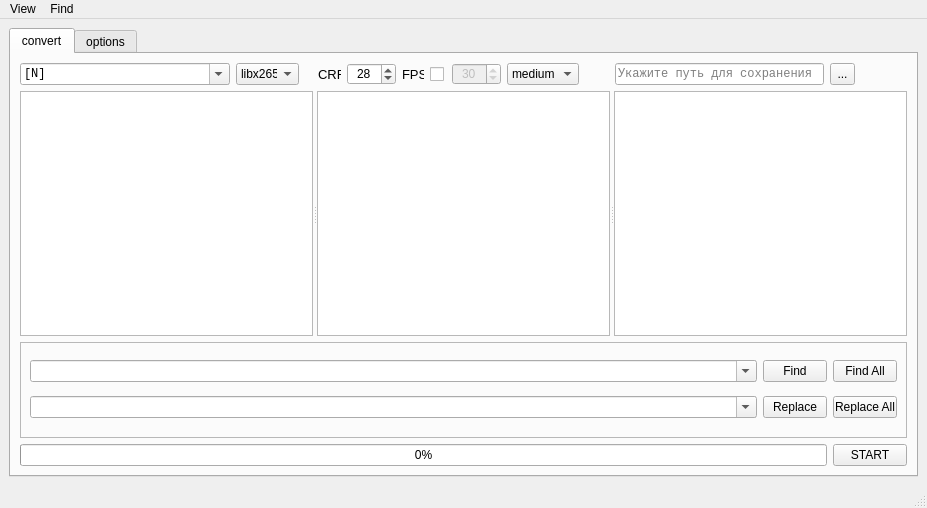
Before: the Qt Designer form interface/main_window.ui in MNEEQ/uconvert, drawn with Qt 5.
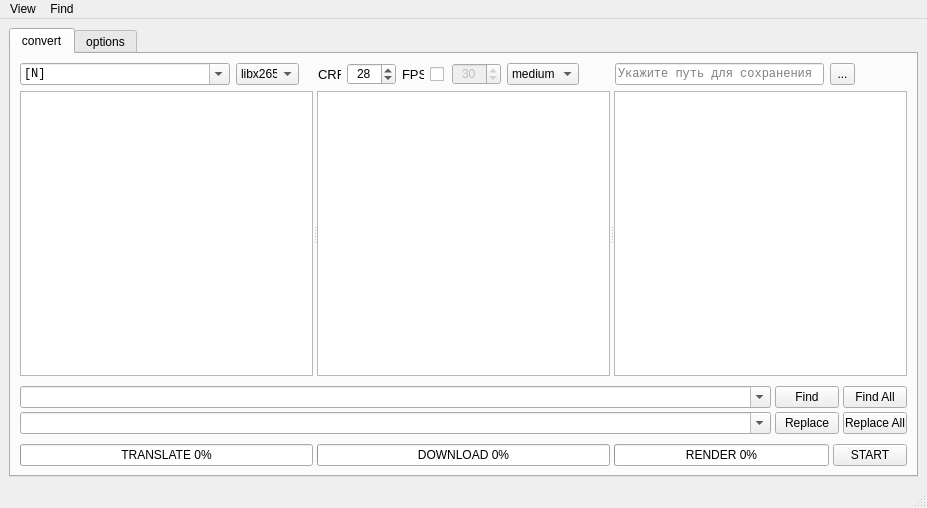
After: the same form once the commit is applied. Icons and pictures are not drawn. Custom widgets are drawn as their Qt base class.

Commit message: Add progressBar_download, progressBar_translate.

The edit to the form file:
```diff
--- a/interface/main_window.ui
+++ b/interface/main_window.ui
@@ -47,52 +47,6 @@
         <string>convert</string>
        </attribute>
        <layout class="QGridLayout" name="gridLayout_2">
-        <item row="1" column="0" colspan="2">
-         <widget class="QSplitter" name="splitter">
-          <property name="sizePolicy">
-           <sizepolicy hsizetype="Expanding" vsizetype="Expanding">
-            <horstretch>0</horstretch>
-            <verstretch>0</verstretch>
-           </sizepolicy>
-          </property>
-          <property name="orientation">
-           <enum>Qt::Horizontal</enum>
-          </property>
-          <widget class="NumberedTextEdit" name="textEdit1">
-           <property name="font">
-            <font>
-             <family>Consolas</family>
-            </font>
-           </property>
-           <property name="styleSheet">
-            <string notr="true"/>
-           </property>
-          </widget>
-          <widget class="NumberedTextEdit" name="textEdit2">
-           <property name="enabled">
-            <bool>true</bool>
-           </property>
-           <property name="font">
-            <font>
-             <family>Consolas</family>
-            </font>
-           </property>
-           <property name="styleSheet">
-            <string notr="true"/>
-           </property>
-          </widget>
-          <widget class="NumberedTextEdit" name="textEdit3">
-           <property name="font">
-            <font>
-             <family>Consolas</family>
-            </font>
-           </property>
-           <property name="styleSheet">
-            <string notr="true"/>
-           </property>
-          </widget>
-         </widget>
-        </item>
         <item row="0" column="0" colspan="2">
          <layout class="QGridLayout" name="gridLayout_4">
           <property name="spacing">
@@ -553,7 +507,64 @@
           </item>
          </layout>
         </item>
-        <item row="3" column="0">
+        <item row="3" column="0" colspan="2">
+         <layout class="QGridLayout" name="gridLayout_6">
+          <property name="topMargin">
+           <number>0</number>
+          </property>
+          <property name="horizontalSpacing">
+           <number>4</number>
+          </property>
+          <property name="verticalSpacing">
+           <number>6</number>
+          </property>
+          <item row="1" column="1">
+           <widget class="QProgressBar" name="progressBar_download">
+            <property name="maximumSize">
+             <size>
+              <width>16777215</width>
+              <height>22</height>
+             </size>
+            </property>
+            <property name="value">
+             <number>0</number>
+            </property>
+            <property name="alignment">
+             <set>Qt::AlignCenter</set>
+            </property>
+            <property name="format">
+             <string>DOWNLOAD %p%</string>
+            </property>
+           </widget>
+          </item>
+          <item row="1" column="0">
+           <widget class="QProgressBar" name="progressBar_translate">
+            <property name="maximumSize">
+             <size>
+              <width>16777215</width>
+              <height>22</height>
+             </size>
+            </property>
+            <property name="value">
+             <number>0</number>
+            </property>
+            <property name="alignment">
+             <set>Qt::AlignCenter</set>
+            </property>
+            <property name="format">
+             <string>TRANSLATE %p%</string>
+            </property>
+           </widget>
+          </item>
+          <item row="1" column="2">
+           <layout class="QGridLayout" name="gridLayout_8">
+            <property name="topMargin">
+             <number>0</number>
+            </property>
+            <property name="horizontalSpacing">
+             <number>4</number>
+            </property>
+            <item row="0" column="0">
          <widget class="QProgressBar" name="progressBar_convert">
           <property name="sizePolicy">
            <sizepolicy hsizetype="Expanding" vsizetype="Fixed">
@@ -592,12 +603,18 @@
           <property name="value">
            <number>0</number>
           </property>
+              <property name="alignment">
+               <set>Qt::AlignCenter</set>
+              </property>
+              <property name="textVisible">
+               <bool>true</bool>
+              </property>
           <property name="format">
-           <string extracomment="1">%p%</string>
+               <string>RENDER %p%</string>
           </property>
          </widget>
         </item>
-        <item row="3" column="1">
+            <item row="0" column="1">
          <widget class="QPushButton" name="btn_start">
           <property name="sizePolicy">
            <sizepolicy hsizetype="Minimum" vsizetype="Minimum">
@@ -625,6 +642,10 @@
           </property>
          </widget>
         </item>
+           </layout>
+          </item>
+         </layout>
+        </item>
         <item row="2" column="0" colspan="2">
          <widget class="QFrame" name="frameFind">
           <property name="enabled">
@@ -639,21 +660,45 @@
           <property name="maximumSize">
            <size>
             <width>16777215</width>
-            <height>96</height>
+            <height>56</height>
            </size>
           </property>
           <property name="styleSheet">
            <string notr="true"/>
           </property>
           <property name="frameShape">
-           <enum>QFrame::StyledPanel</enum>
+           <enum>QFrame::NoFrame</enum>
           </property>
           <property name="frameShadow">
            <enum>QFrame::Raised</enum>
           </property>
           <layout class="QGridLayout" name="gridLayout_5">
+           <property name="leftMargin">
+            <number>0</number>
+           </property>
+           <property name="topMargin">
+            <number>0</number>
+           </property>
+           <property name="rightMargin">
+            <number>0</number>
+           </property>
+           <property name="bottomMargin">
+            <number>0</number>
+           </property>
+           <property name="horizontalSpacing">
+            <number>4</number>
+           </property>
+           <property name="verticalSpacing">
+            <number>0</number>
+           </property>
            <item row="1" column="0">
             <widget class="QComboBox" name="comboBoxReplace">
+             <property name="minimumSize">
+              <size>
+               <width>64</width>
+               <height>22</height>
+              </size>
+             </property>
              <property name="maximumSize">
               <size>
                <width>16777215</width>
@@ -675,6 +720,12 @@
            </item>
            <item row="0" column="1">
             <widget class="QPushButton" name="btn_find">
+             <property name="minimumSize">
+              <size>
+               <width>64</width>
+               <height>22</height>
+              </size>
+             </property>
              <property name="maximumSize">
               <size>
                <width>64</width>
@@ -688,6 +739,12 @@
            </item>
            <item row="0" column="2">
             <widget class="QPushButton" name="btn_find_all">
+             <property name="minimumSize">
+              <size>
+               <width>64</width>
+               <height>22</height>
+              </size>
+             </property>
              <property name="maximumSize">
               <size>
                <width>64</width>
@@ -701,6 +758,12 @@
            </item>
            <item row="1" column="1">
             <widget class="QPushButton" name="btn_replace">
+             <property name="minimumSize">
+              <size>
+               <width>64</width>
+               <height>22</height>
+              </size>
+             </property>
              <property name="maximumSize">
               <size>
                <width>64</width>
@@ -714,6 +777,12 @@
            </item>
            <item row="1" column="2">
             <widget class="QPushButton" name="btn_replace_all">
+             <property name="minimumSize">
+              <size>
+               <width>64</width>
+               <height>22</height>
+              </size>
+             </property>
              <property name="maximumSize">
               <size>
                <width>64</width>
@@ -727,6 +796,12 @@
            </item>
            <item row="0" column="0">
             <widget class="QComboBox" name="comboBoxFind">
+             <property name="minimumSize">
+              <size>
+               <width>64</width>
+               <height>22</height>
+              </size>
+             </property>
              <property name="maximumSize">
               <size>
                <width>16777215</width>
@@ -752,6 +827,52 @@
           </layout>
          </widget>
         </item>
+        <item row="1" column="0" colspan="2">
+         <widget class="QSplitter" name="splitter">
+          <property name="sizePolicy">
+           <sizepolicy hsizetype="Expanding" vsizetype="Expanding">
+            <horstretch>0</horstretch>
+            <verstretch>0</verstretch>
+           </sizepolicy>
+          </property>
+          <property name="orientation">
+           <enum>Qt::Horizontal</enum>
+          </property>
+          <widget class="NumberedTextEdit" name="textEdit1">
+           <property name="font">
+            <font>
+             <family>Consolas</family>
+            </font>
+           </property>
+           <property name="styleSheet">
+            <string notr="true"/>
+           </property>
+          </widget>
+          <widget class="NumberedTextEdit" name="textEdit2">
+           <property name="enabled">
+            <bool>true</bool>
+           </property>
+           <property name="font">
+            <font>
+             <family>Consolas</family>
+            </font>
+           </property>
+           <property name="styleSheet">
+            <string notr="true"/>
+           </property>
+          </widget>
+          <widget class="NumberedTextEdit" name="textEdit3">
+           <property name="font">
+            <font>
+             <family>Consolas</family>
+            </font>
+           </property>
+           <property name="styleSheet">
+            <string notr="true"/>
+           </property>
+          </widget>
+         </widget>
+        </item>
        </layout>
       </widget>
       <widget class="QWidget" name="tab_options">
```
Lines whose indentation alone changed are shown as unchanged.
